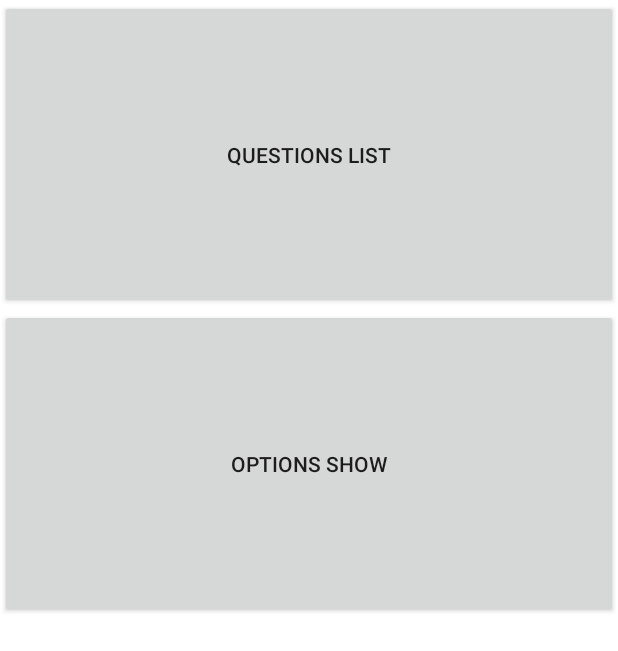
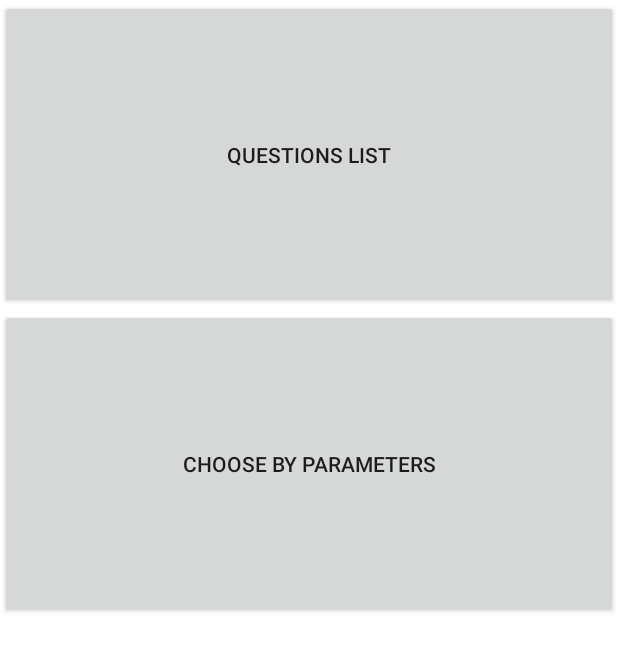
Before and after one commit to alexskobozev/radiologytest, an Android app: the screen it shows after launch (MainActivity), on a phone screen of 412 x 824 dp. Shown: the top 651 px of the screen. Run offline under Robolectric (Android 15) with nearby library versions, the phone set to English and light mode, and no system bars; our stand-ins replace data binding; libraries missing offline, so code that uses them is left out: com.facebook.stetho; 1 statement that could not run was skipped.

Commit message:
set params

```diff
--- a/app/src/main/java/com/wishnewjam/radiologytest/MyApplication.kt
+++ b/app/src/main/java/com/wishnewjam/radiologytest/MyApplication.kt
@@ -4,9 +4,8 @@ import android.app.Application
 import com.facebook.stetho.Stetho
 
 class MyApplication : Application() {
-
     override fun onCreate() {
         super.onCreate()
-        Stetho.initializeWithDefaults(this);
+        Stetho.initializeWithDefaults(this)
     }
 }
--- a/app/src/main/java/com/wishnewjam/radiologytest/ui/settings/Param.kt
+++ b/app/src/main/java/com/wishnewjam/radiologytest/ui/settings/Param.kt
@@ -1,7 +1,7 @@
 package com.wishnewjam.radiologytest.ui.settings
 
 class Param(val type: Int, val value: String) {
-    var checked = false
+    var checked = true
 
     companion object {
         const val TYPE_COMPLEXITY = 0
--- a/app/src/main/res/layout/fragment_main.xml
+++ b/app/src/main/res/layout/fragment_main.xml
@@ -25,7 +25,7 @@
             android:layout_width="match_parent"
             android:layout_height="0dp"
             android:onClick="@{() -> viewModel.setNewDestination(quizSettingsDirection.getActionId())}"
-            android:text="@string/go_with_options"
+            android:text="@string/title_quiz_settings"
             app:layout_constraintEnd_toEndOf="parent"
             app:layout_constraintHeight_default="percent"
             app:layout_constraintHeight_percent="0.25"
--- a/app/src/main/res/navigation/nav_graph.xml
+++ b/app/src/main/res/navigation/nav_graph.xml
@@ -20,12 +20,28 @@
     <fragment
         android:id="@+id/fragment_questions_list"
         android:name="com.wishnewjam.radiologytest.ui.list.QuestionsListFragment"
-        android:label="QuestionsList" />
+        android:label="QuestionsList">
+        <argument
+            android:name="paramsList"
+            android:defaultValue="@null"
+            app:argType="com.wishnewjam.radiologytest.ui.settings.Params"
+            app:nullable="true" />
+    </fragment>
 
     <fragment
         android:id="@+id/fragment_quiz_settings"
         android:name="com.wishnewjam.radiologytest.ui.settings.QuizSettingsFragment"
-        android:label="QuizSettings" />
+        android:label="QuizSettings">
+        <action
+            android:id="@+id/action_quizSettongs_to_QuestionsList"
+            app:destination="@id/fragment_questions_list">
+<!--            <argument-->
+<!--                android:name="paramsList"-->
+<!--                android:defaultValue="@null"-->
+<!--                app:argType="com.wishnewjam.radiologytest.ui.settings.Params"-->
+<!--                app:nullable="true" />-->
+        </action>
+    </fragment>
 
     <!--    <fragment-->
     <!--        android:id="@+id/fragment_pushup"-->
--- a/app/src/main/res/values/strings.xml
+++ b/app/src/main/res/values/strings.xml
@@ -5,5 +5,6 @@
     <string name="theme_label">Theme number: %1$s</string>
     <string name="search">Search</string>
     <string name="title_questions_list">Questions list</string>
-    <string name="go_with_options">Options show</string>
+    <string name="title_quiz_settings">Choose by parameters</string>
+    <string name="go">Go</string>
 </resources>
```
Also changed, not shown: app/src/main/java/com/wishnewjam/radiologytest/ui/list/QuestionsListFragment.kt (+5 -2 lines), app/src/main/java/com/wishnewjam/radiologytest/ui/settings/CheckmarksAdapter.kt (+10 -1 lines), app/src/main/java/com/wishnewjam/radiologytest/ui/settings/Params.kt (added, +7 -0 lines), app/src/main/java/com/wishnewjam/radiologytest/ui/settings/QuizSettingsFragment.kt (+17 -5 lines), app/src/main/java/com/wishnewjam/radiologytest/viewmodels/QuestionsListViewModel.kt (+7 -0 lines), app/src/main/java/com/wishnewjam/radiologytest/viewmodels/QuizSettingsViewModel.kt (+22 -2 lines), app/src/main/res/layout/fragment_quizsettings.xml (+22 -1 lines), app/src/main/res/layout/item_list_checkmark_divider.xml (+8 -14 lines).
